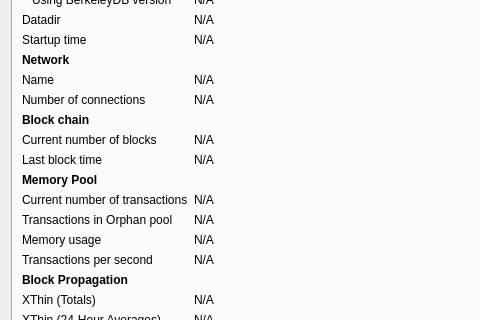
Above: src/qt/forms/debugwindow.ui from BitcoinUnlimited/BitcoinUnlimited before the change; both pictures show x 0 to 480 and y 133 to 453 of the 740 by 648 pixel window. Below: the same form after it.
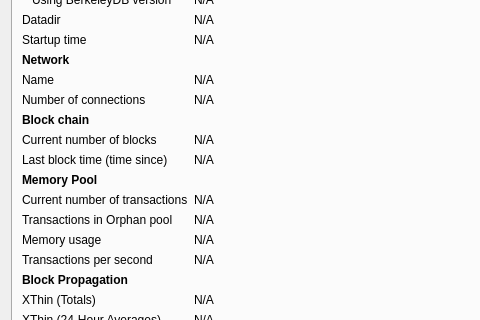
That is the form after the change. Icons and pictures are not drawn. Custom widgets are drawn as their Qt base class.

Commit message: UI - Add running "time since last block" counter to debug UI

Patch:
```diff
--- a/src/qt/forms/debugwindow.ui
+++ b/src/qt/forms/debugwindow.ui
@@ -96,7 +96,7 @@
        <item row="12" column="0">
         <widget class="QLabel" name="labelLastBlockTime">
          <property name="text">
-          <string>Last block time</string>
+          <string>Last block time (time since)</string>
          </property>
         </widget>
        </item>
```
The commit also changes 4 other files.
